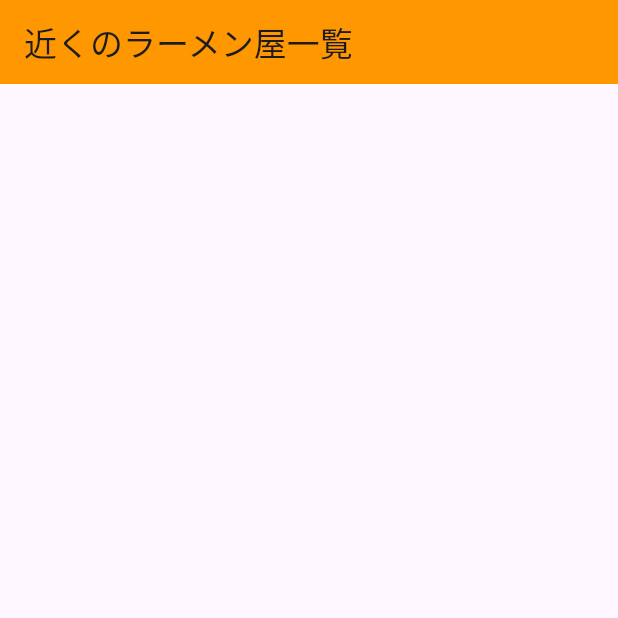
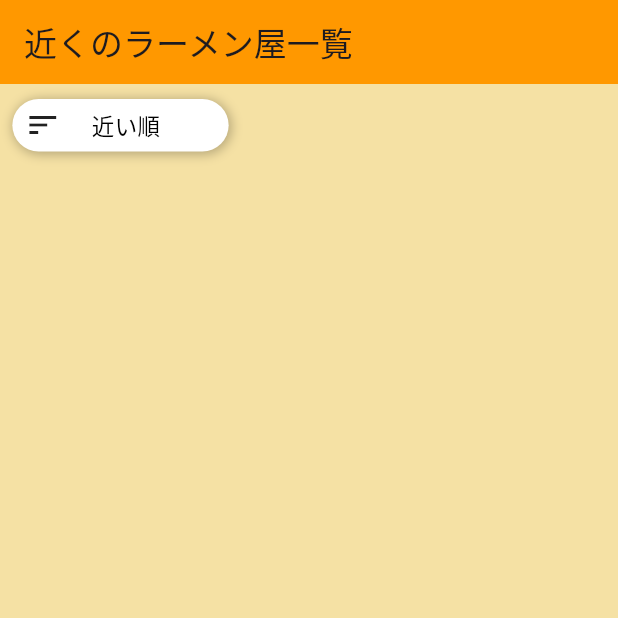
Before and after one commit to tomohiro1024/ramen_app, a Flutter app: the screen it shows after launch, on a phone screen of 412 x 824 dp, the top half of it. Run offline on Flutter 3.47's test engine with Material 3 defaults, Android fonts, the phone set to English and light mode, and no system bars.

Commit message:
ソートUIの追加

```diff
--- a/lib/ramen_page.dart
+++ b/lib/ramen_page.dart
@@ -10,11 +10,56 @@ class RamenPage extends StatefulWidget {
 class _MyWidgetState extends State<RamenPage> {
   @override
   Widget build(BuildContext context) {
+    double height = MediaQuery.of(context).size.height;
+    double width = MediaQuery.of(context).size.width;
     return Scaffold(
       appBar: AppBar(
         title: Text('近くのラーメン屋一覧'),
         backgroundColor: Colors.orange,
       ),
+      body: Container(
+        color: Color(0xFFF5E1A4),
+        height: height,
+        width: width,
+        child: SingleChildScrollView(
+          child: Column(
+            crossAxisAlignment: CrossAxisAlignment.start,
+            children: [
+              SizedBox(height: 10),
+              Padding(
+                padding: EdgeInsets.only(left: width * 0.02),
+                child: Container(
+                  decoration: BoxDecoration(
+                    color: Colors.white,
+                    borderRadius: BorderRadius.circular(20),
+                    boxShadow: [
+                      BoxShadow(
+                        color: Colors.black26,
+                        blurRadius: 6, // ぼかしの強さ
+                        spreadRadius: 1, // 影の広がり具合
+                        offset: Offset(1, 1), // 影の位置（X, Y）
+                      ),
+                    ],
+                  ),
+                  height: 35,
+                  width: width * 0.35,
+                  child: Row(
+                    children: [
+                      SizedBox(width: width * 0.02),
+                      Icon(Icons.sort),
+                      SizedBox(width: width * 0.05),
+                      Text(
+                        '近い順',
+                        style: TextStyle(fontSize: 15, color: Colors.black),
+                      ),
+                    ],
+                  ),
+                ),
+              ),
+            ],
+          ),
+        ),
+      ),
     );
   }
 }
```
